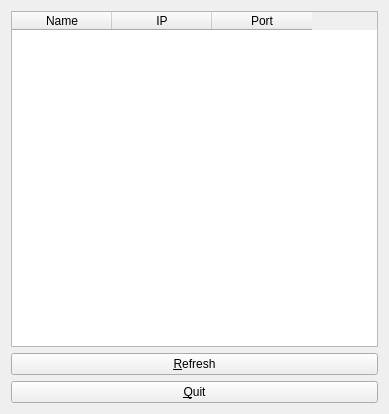
First picture: the form in ui/splash.ui, repository ivanalejandro0/splash, before the edit.
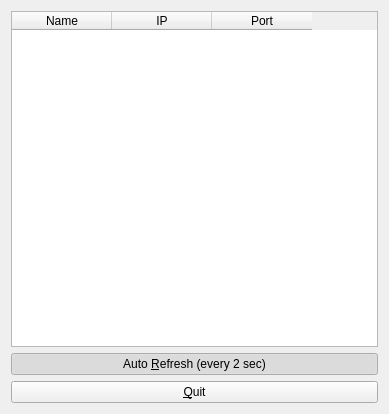
Second picture: the form after the edit.

Commit message: Add auto-refresh for nodes list.

```diff
--- a/ui/splash.ui
+++ b/ui/splash.ui
@@ -45,7 +45,13 @@
    <item>
     <widget class="QPushButton" name="pbRefresh">
      <property name="text">
-      <string>&amp;Refresh</string>
+      <string>Auto &amp;Refresh (every 2 sec)</string>
+     </property>
+     <property name="checkable">
+      <bool>true</bool>
+     </property>
+     <property name="checked">
+      <bool>true</bool>
      </property>
     </widget>
    </item>
```
Left out of the diff: 2 changed lines with no effect on the pictures. The commit also changes 1 other file.
